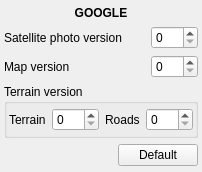
xnamed/vacuum-im, file src/plugins/mapsourcegoogle/settingsgoogle2.ui: the form before one commit.
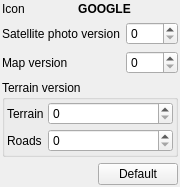
The form after the commit.

```diff
--- a/src/plugins/mapsourcegoogle/settingsgoogle2.ui
+++ b/src/plugins/mapsourcegoogle/settingsgoogle2.ui
@@ -6,8 +6,8 @@
    <rect>
     <x>0</x>
     <y>0</y>
-    <width>190</width>
-    <height>161</height>
+    <width>180</width>
+    <height>173</height>
    </rect>
   </property>
   <property name="sizePolicy">
@@ -21,17 +21,26 @@
   </property>
   <layout class="QVBoxLayout" name="verticalLayout">
    <property name="leftMargin">
-    <number>4</number>
+    <number>2</number>
    </property>
    <property name="topMargin">
-    <number>6</number>
+    <number>2</number>
    </property>
    <property name="rightMargin">
-    <number>4</number>
+    <number>2</number>
    </property>
    <property name="bottomMargin">
-    <number>6</number>
+    <number>2</number>
    </property>
+   <item>
+    <layout class="QHBoxLayout" name="horizontalLayout">
+     <item>
+      <widget class="QLabel" name="lblIcon">
+       <property name="text">
+        <string>Icon</string>
+       </property>
+      </widget>
+     </item>
    <item>
     <widget class="QLabel" name="lblTitle">
      <property name="sizePolicy">
@@ -57,25 +66,14 @@
      </property>
     </widget>
    </item>
-   <item>
-    <layout class="QHBoxLayout" name="horizontalLayout_2">
-     <item>
-      <widget class="QLabel" name="lblSatelliteVersion">
-       <property name="sizePolicy">
-        <sizepolicy hsizetype="Expanding" vsizetype="Preferred">
-         <horstretch>0</horstretch>
-         <verstretch>0</verstretch>
-        </sizepolicy>
-       </property>
-       <property name="text">
-        <string>Satellite photo version</string>
-       </property>
-      </widget>
+    </layout>
      </item>
      <item>
+    <layout class="QFormLayout" name="formLayout">
+     <item row="0" column="1">
       <widget class="QSpinBox" name="spbSatelliteVersion">
        <property name="sizePolicy">
-        <sizepolicy hsizetype="Preferred" vsizetype="Fixed">
+        <sizepolicy hsizetype="Expanding" vsizetype="Fixed">
          <horstretch>0</horstretch>
          <verstretch>0</verstretch>
         </sizepolicy>
@@ -85,14 +83,23 @@
        </property>
       </widget>
      </item>
-    </layout>
-   </item>
-   <item>
-    <layout class="QHBoxLayout" name="horizontalLayout_3">
-     <item>
+     <item row="1" column="1">
+      <widget class="QSpinBox" name="spbMapVersion">
+       <property name="sizePolicy">
+        <sizepolicy hsizetype="Expanding" vsizetype="Fixed">
+         <horstretch>0</horstretch>
+         <verstretch>0</verstretch>
+        </sizepolicy>
+       </property>
+       <property name="maximum">
+        <number>999</number>
+       </property>
+      </widget>
+     </item>
+     <item row="1" column="0">
       <widget class="QLabel" name="lblMapVersion">
        <property name="sizePolicy">
-        <sizepolicy hsizetype="Expanding" vsizetype="Preferred">
+        <sizepolicy hsizetype="Preferred" vsizetype="Preferred">
          <horstretch>0</horstretch>
          <verstretch>0</verstretch>
         </sizepolicy>
@@ -100,18 +107,24 @@
        <property name="text">
         <string>Map version</string>
        </property>
+       <property name="wordWrap">
+        <bool>true</bool>
+       </property>
       </widget>
      </item>
-     <item>
-      <widget class="QSpinBox" name="spbMapVersion">
+     <item row="0" column="0">
+      <widget class="QLabel" name="lblSatelliteVersion">
        <property name="sizePolicy">
-        <sizepolicy hsizetype="Preferred" vsizetype="Fixed">
+        <sizepolicy hsizetype="Preferred" vsizetype="Preferred">
          <horstretch>0</horstretch>
          <verstretch>0</verstretch>
         </sizepolicy>
        </property>
-       <property name="maximum">
-        <number>999</number>
+       <property name="text">
+        <string>Satellite photo version</string>
+       </property>
+       <property name="wordWrap">
+        <bool>true</bool>
        </property>
       </widget>
      </item>
@@ -122,30 +135,33 @@
      <property name="title">
       <string>Terrain version</string>
      </property>
-     <layout class="QHBoxLayout" name="horizontalLayout">
+     <layout class="QGridLayout" name="gridLayout">
       <property name="leftMargin">
        <number>2</number>
       </property>
       <property name="topMargin">
-       <number>4</number>
+       <number>2</number>
       </property>
       <property name="rightMargin">
        <number>2</number>
       </property>
       <property name="bottomMargin">
+       <number>2</number>
+      </property>
+      <property name="spacing">
        <number>4</number>
       </property>
-      <item>
+      <item row="0" column="0">
        <widget class="QLabel" name="lblTerrainVersionTerrain">
         <property name="text">
          <string>Terrain</string>
         </property>
        </widget>
       </item>
-      <item>
+      <item row="0" column="1">
        <widget class="QSpinBox" name="spbTerrainVersionRoads">
         <property name="sizePolicy">
-         <sizepolicy hsizetype="Preferred" vsizetype="Fixed">
+         <sizepolicy hsizetype="Expanding" vsizetype="Fixed">
           <horstretch>0</horstretch>
           <verstretch>0</verstretch>
          </sizepolicy>
@@ -155,17 +171,17 @@
         </property>
        </widget>
       </item>
-      <item>
+      <item row="1" column="0">
        <widget class="QLabel" name="lblTerrainVersionRoads">
         <property name="text">
          <string>Roads</string>
         </property>
        </widget>
       </item>
-      <item>
+      <item row="1" column="1">
        <widget class="QSpinBox" name="spbTerrainVersionTerrain">
         <property name="sizePolicy">
-         <sizepolicy hsizetype="Preferred" vsizetype="Fixed">
+         <sizepolicy hsizetype="Expanding" vsizetype="Fixed">
           <horstretch>0</horstretch>
           <verstretch>0</verstretch>
          </sizepolicy>
```
Left out of the diff: 4 changed lines with no effect on the pictures. Lines whose indentation alone changed are shown as unchanged.
